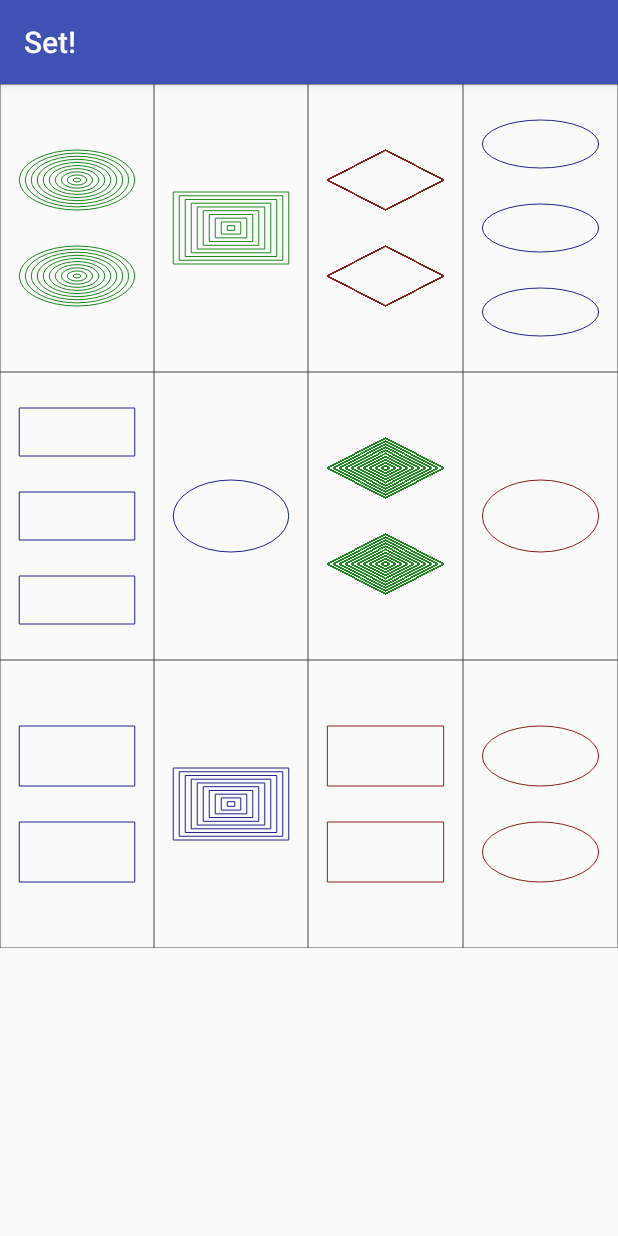
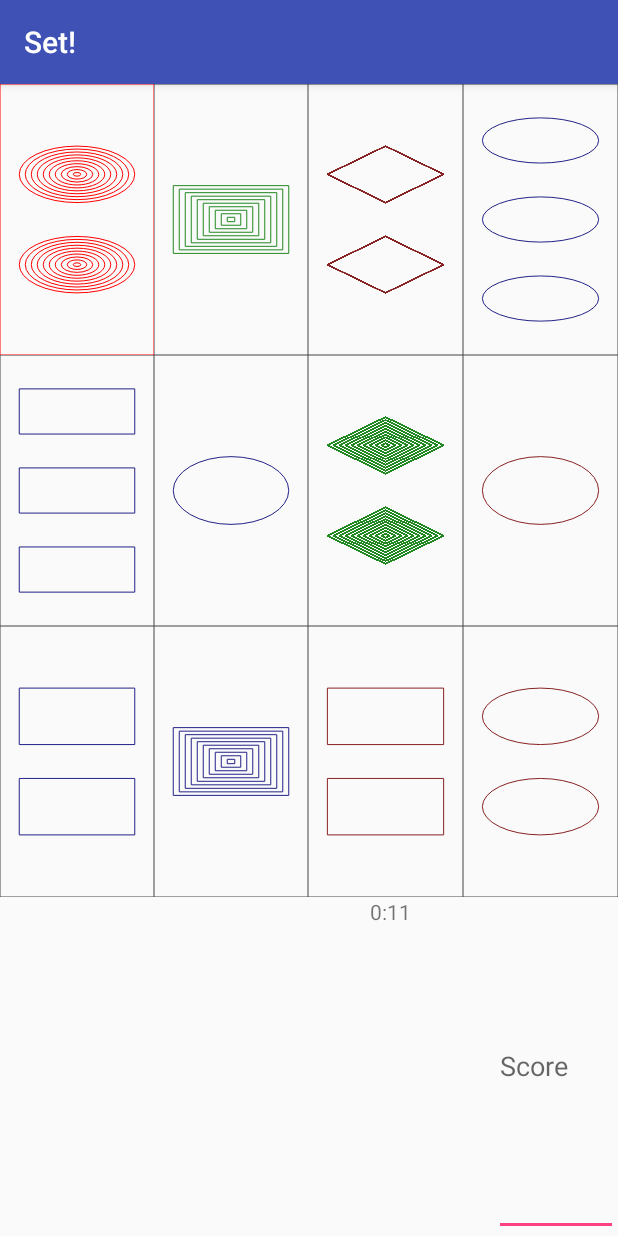
Before and after one commit to AmaurX/PI-set-, an Android app: the screen it shows after launch (MainActivity), after a tap on an icon or button, on a phone screen of 412 x 824 dp. Run offline under Robolectric (Android 15) with nearby library versions, the phone set to English and light mode, and no system bars.

Commit message:
Timer et sélection

```diff
--- a/set_v1/Set/app/src/main/java/com/polytechnique/marc/amaury/set/CardDrawable.java
+++ b/set_v1/Set/app/src/main/java/com/polytechnique/marc/amaury/set/CardDrawable.java
@@ -4,6 +4,7 @@ import android.graphics.Canvas;
 import android.graphics.Color;
 import android.graphics.ColorFilter;
 import android.graphics.ColorMatrix;
+import android.graphics.LightingColorFilter;
 import android.graphics.Paint;
 import android.graphics.Path;
 import android.graphics.PixelFormat;
@@ -37,7 +38,7 @@ class CardDrawable extends Drawable {
      * Whether the card is selected, or in the middle of a transition
      * (valid or invalid).
      */
-    private boolean selected;
+    private boolean selected = false;
 
     /**
      * The paint used internally to draw all parts of the card. It may
@@ -90,6 +91,10 @@ class CardDrawable extends Drawable {
         selected = selection;
     }
 
+    public boolean getSelected() {
+        return selected;
+    }
+
     @Override
     public void draw(Canvas canvas) {
         if (card == 0)
@@ -104,7 +109,7 @@ class CardDrawable extends Drawable {
         paint.setStyle(Paint.Style.STROKE);
         canvas.drawRect(b, paint);
         if (selected) {
-            paint.setColorFilter(new ColorFilter());
+            paint.setColorFilter(new LightingColorFilter(0xffff0000,0xffff0000));  //Cela change couleur à la selection mais pas comme je veux ...
         }
 
         /* Pick a color. */
--- a/set_v1/Set/app/src/main/java/com/polytechnique/marc/amaury/set/MainActivity.java
+++ b/set_v1/Set/app/src/main/java/com/polytechnique/marc/amaury/set/MainActivity.java
@@ -5,14 +5,18 @@ import android.graphics.Bitmap;
 import android.graphics.Canvas;
 import android.graphics.Color;
 import android.graphics.PorterDuff;
+import android.graphics.drawable.Drawable;
 import android.os.Build;
+import android.os.Handler;
 import android.support.annotation.RequiresApi;
 import android.support.v7.app.AppCompatActivity;
 import android.os.Bundle;
 import android.view.View;
 import android.view.ViewGroup;
+import android.widget.Button;
 import android.widget.ImageView;
 import android.widget.TableLayout;
+import android.widget.TextView;
 
 import java.util.HashMap;
 import java.util.Random;
@@ -20,12 +24,32 @@ import java.util.Stack;
 
 public class MainActivity extends AppCompatActivity {
 
+    TextView timerTextView;
+    long startTime = 0;
+
+    //runs without a timer by reposting this handler at the end of the runnable
+    Handler timerHandler = new Handler();
+    Runnable timerRunnable = new Runnable() {
+
+        @Override
+        public void run() {
+            long millis = System.currentTimeMillis() - startTime;
+            int seconds = (int) (millis / 1000);
+            int minutes = seconds / 60;
+            seconds = seconds % 60;
+
+            timerTextView.setText(String.format("%d:%02d", minutes, seconds));
+
+            timerHandler.postDelayed(this, 500);
+        }
+    };
+
     @Override
     protected void onCreate(Bundle savedInstanceState) {
         super.onCreate(savedInstanceState);
         setContentView(R.layout.activity_main);
+
         init();
-
         testMatch();
 
     }
@@ -39,8 +63,10 @@ public class MainActivity extends AppCompatActivity {
     private Stack<Integer> selected = new Stack<Integer>();
 
 
-
     public void init() {
+        timerTextView = (TextView) findViewById(R.id.time);
+        startTime = System.currentTimeMillis();
+        timerHandler.postDelayed(timerRunnable, 0);
         tas.put(R.id.image1, 1);
         tas.put(R.id.image2, 2);
         tas.put(R.id.image3, 3);
@@ -57,8 +83,7 @@ public class MainActivity extends AppCompatActivity {
         tas.put(R.id.image14, 14);
         tas.put(R.id.image15, 15);
         for (Integer addresse : tas.keySet()) {
-            if (!(addresse.equals(R.id.image15) || addresse.equals(R.id.image14) || addresse.equals(R.id.image13)))
-            {
+            if (!(addresse.equals(R.id.image15) || addresse.equals(R.id.image14) || addresse.equals(R.id.image13))) {
                 addCard(addresse);
             }
         }
@@ -70,12 +95,12 @@ public class MainActivity extends AppCompatActivity {
         int k = 0;
         int numberOfTheCard = 0;
         while (flag) {
-            int a = (tirage.nextInt(3)+1);
-            int b = (tirage.nextInt(3)+1);
-            int c = (tirage.nextInt(3)+1);
-            int d = (tirage.nextInt(3)+1);
-            k = a + 4 * b + 16* c + 64* d ;
-            numberOfTheCard = (a -1) + 3 *(b-1) + 9 * (c-1) + 27 * (d-1);
+            int a = (tirage.nextInt(3) + 1);
+            int b = (tirage.nextInt(3) + 1);
+            int c = (tirage.nextInt(3) + 1);
+            int d = (tirage.nextInt(3) + 1);
+            k = a + 4 * b + 16 * c + 64 * d;
+            numberOfTheCard = (a - 1) + 3 * (b - 1) + 9 * (c - 1) + 27 * (d - 1);
             flag = deck[numberOfTheCard];
         }
         deck[numberOfTheCard] = true;
@@ -116,11 +141,22 @@ public class MainActivity extends AppCompatActivity {
 
     public void selection(View view) {
         int id = view.getId();
-
-        selected.push(id);
-        //mettre un travail sur CardDrawable avec changement méthode isSelected, puis on dit que Imageview est invalidate et donc changement
-        if (selected.size() >= 3) {
-            traiterMatch();        //Doit-on enlever la précédente avant d'en mettre une nouvelle?
+        ImageView carte = (ImageView) view;
+        CardDrawable card = (CardDrawable) carte.getDrawable();
+        if (card.getSelected()) {                        //Si déjà sélectionné on enlève la sélection
+            //selected.remove(id);                       //Je pense que la double sélection ne fonctionne pas, donc on va faire rien quand carte sélectionné
+            //card.isSelected(false);                //Ne fonctionne pas ...
+            /*clearCarte(id);                        //Ne fonctionne pas non plus ...
+            ImageView carte1 = (ImageView) findViewById(id);
+            carte1.setImageDrawable(new CardDrawable(table[tas.get(id)]));*/
+            return;
+        } else {
+            selected.push(id);
+            card.isSelected(true);
+            carte.invalidate();
+            if (selected.size() >= 3) {
+                traiterMatch();        //Doit-on enlever la précédente avant d'en mettre une nouvelle?
+            }
         }
     }
 
--- a/set_v1/Set/app/src/main/res/layout/activity_main.xml
+++ b/set_v1/Set/app/src/main/res/layout/activity_main.xml
@@ -1,164 +1,159 @@
 <?xml version="1.0" encoding="utf-8"?>
-<TableLayout android:id="@+id/activity_main"
-    xmlns:android="http://schemas.android.com/apk/res/android"
+<TableLayout xmlns:android="http://schemas.android.com/apk/res/android"
     xmlns:tools="http://schemas.android.com/tools"
+    android:id="@+id/activity_main"
     android:layout_width="match_parent"
     android:layout_height="match_parent"
     android:orientation="horizontal">
-    <TableRow
-        android:layout_weight="1"
-        >
+
+    <TableRow android:layout_weight="1">
+
         <ImageView
-            android:contentDescription="@null"
             android:id="@+id/image1"
             android:layout_width="0dp"
             android:layout_height="match_parent"
             android:layout_weight="1"
-            android:onClick="selection"
-            />
+            android:contentDescription="@null"
+            android:onClick="selection" />
 
         <ImageView
-            android:contentDescription="@null"
             android:id="@+id/image2"
             android:layout_width="0dp"
             android:layout_height="match_parent"
             android:layout_weight="1"
-            android:onClick="selection"
-            />
+            android:contentDescription="@null"
+            android:onClick="selection" />
+
         <ImageView
-            android:contentDescription="@null"
             android:id="@+id/image3"
             android:layout_width="0dp"
             android:layout_height="match_parent"
             android:layout_weight="1"
-            android:onClick="selection"
-            />
+            android:contentDescription="@null"
+            android:onClick="selection" />
 
         <ImageView
-            android:contentDescription="@null"
             android:id="@+id/image4"
-            android:layout_weight="1"
             android:layout_width="0dp"
             android:layout_height="match_parent"
-            android:onClick="selection"
-            />
+            android:layout_weight="1"
+            android:contentDescription="@null"
+            android:onClick="selection" />
     </TableRow>
 
     <TableRow android:layout_weight="1">
 
         <ImageView
-            android:contentDescription="@null"
             android:id="@+id/image5"
-            android:layout_weight="1"
             android:layout_width="0dp"
             android:layout_height="match_parent"
-            android:onClick="selection"
-            />
+            android:layout_weight="1"
+            android:contentDescription="@null"
+            android:onClick="selection" />
 
         <ImageView
-            android:contentDescription="@null"
             android:id="@+id/image6"
-            android:layout_weight="1"
             android:layout_width="0dp"
             android:layout_height="match_parent"
-            android:onClick="selection"
-            />
+            android:layout_weight="1"
+            android:contentDescription="@null"
+            android:onClick="selection" />
+
         <ImageView
-            android:contentDescription="@null"
             android:id="@+id/image7"
-            android:layout_weight="1"
             android:layout_width="0dp"
             android:layout_height="match_parent"
-            android:onClick="selection"
-            />
+            android:layout_weight="1"
+            android:contentDescription="@null"
+            android:onClick="selection" />
 
         <ImageView
-            android:contentDescription="@null"
             android:id="@+id/image8"
-            android:layout_weight="1"
             android:layout_width="0dp"
             android:layout_height="match_parent"
-            android:onClick="selection"
-            />
+            android:layout_weight="1"
+            android:contentDescription="@null"
+            android:onClick="selection" />
     </TableRow>
 
     <TableRow
-        android:layout_weight="1"
         android:layout_width="match_parent"
-        android:layout_height="match_parent">
+        android:layout_height="match_parent"
+        android:layout_weight="1">
+
         <ImageView
-            android:contentDescription="@null"
             android:id="@+id/image9"
-            android:layout_weight="1"
             android:layout_width="0dp"
             android:layout_height="match_parent"
-            android:onClick="selection"
-            />
+            android:layout_weight="1"
+            android:contentDescription="@null"
+            android:onClick="selection" />
 
         <ImageView
-            android:contentDescription="@null"
             android:id="@+id/image10"
-            android:layout_weight="1"
             android:layout_width="0dp"
             android:layout_height="match_parent"
-            android:onClick="selection"
-            />
+            android:layout_weight="1"
+            android:contentDescription="@null"
+            android:onClick="selection" />
+
         <ImageView
-            android:contentDescription="@null"
             android:id="@+id/image11"
-            android:layout_weight="1"
             android:layout_width="0dp"
             android:layout_height="match_parent"
-            android:onClick="selection"
-            />
+            android:layout_weight="1"
+            android:contentDescription="@null"
+            android:onClick="selection" />
 
         <ImageView
-            android:contentDescription="@null"
             android:id="@+id/image12"
-            android:layout_weight="1"
             android:layout_width="0dp"
             android:layout_height="match_parent"
-            android:onClick="selection"
-            />
+            android:layout_weight="1"
+            android:contentDescription="@null"
+            android:onClick="selection" />
 
     </TableRow>
 
-    <TableRow
-        android:layout_weight="1">
+    <TableRow android:layout_weight="1">
+
         <ImageView
-            android:contentDescription="@null"
             android:id="@+id/image13"
-            android:layout_weight="1"
             android:layout_width="0dp"
             android:layout_height="match_parent"
-            android:onClick="selection"
+            android:layout_weight="1"
+            android:contentDescription="@null"
+            android:onClick="selection" />
+
+        <ImageView
+            android:id="@+id/image14"
+            android:layout_width="0dp"
+            android:layout_height="match_parent"
+            android:layout_weight="1"
+            android:contentDescription="@null"
+            android:onClick="selection" />
+
+        <ImageView
+            android:id="@+id/image15"
+            android:layout_width="0dp"
+            android:layout_height="match_parent"
+            android:layout_weight="1"
+            android:contentDescription="@null"
+            android:onClick="selection" />
+
+        <TextView android:id="@+id/time"
+            android:layout_width="0dp"
+            android:layout_height="match_parent"
+            android:layout_weight="1"
+            android:contentDescription="@string/time"
             />
 
-        <ImageView
-            android:contentDescription="@null"
-            android:id="@+id/image14"
-            android:layout_weight="1"
+        <EditText
             android:layout_width="0dp"
             android:layout_height="match_parent"
-            android:onClick="selection"
-            />
-        <ImageView
-            android:contentDescription="@null"
-            android:id="@+id/image15"
             android:layout_weight="1"
-            android:layout_width="0dp"
-            android:layout_height="match_parent"
-            android:onClick="selection"
-            />
+            android:hint="@string/score" />
 
-        <ImageView
-            android:contentDescription="@null"
-            android:id="@+id/image16"
-            android:layout_weight="1"
-            android:layout_width="0dp"
-            android:layout_height="match_parent"
-            android:onClick="selection"
-            />
 
     </TableRow>
 
--- a/set_v1/Set/app/src/main/res/values/strings.xml
+++ b/set_v1/Set/app/src/main/res/values/strings.xml
@@ -1,3 +1,6 @@
 <resources>
     <string name="app_name">Set!</string>
+    <string name="score">Score</string>
+    <string name="time">Temps passé</string>
+
 </resources>
```
